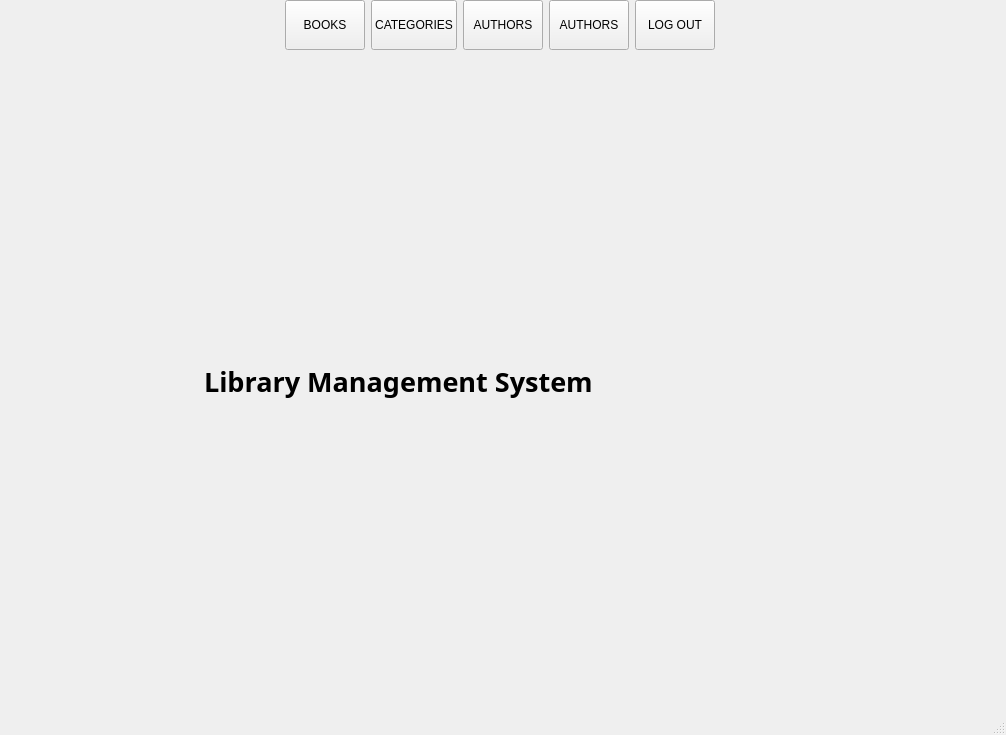
Qt form src/forms/librarymainwindow.ui (yunag/QLibraryManagementSystem) before a commit.
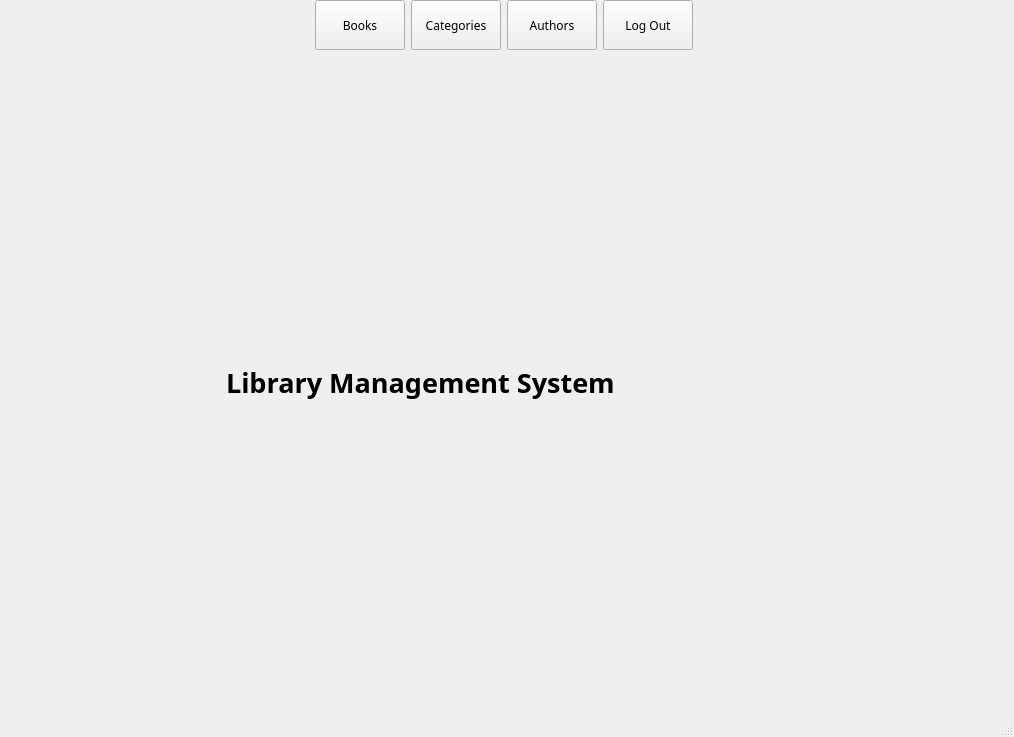
The same form after that commit. Icons and pictures are not drawn. Custom widgets are drawn as their Qt base class.

```diff
--- a/src/forms/librarymainwindow.ui
+++ b/src/forms/librarymainwindow.ui
@@ -6,10 +6,74 @@
    <rect>
     <x>0</x>
     <y>0</y>
-    <width>1006</width>
-    <height>735</height>
+    <width>1014</width>
+    <height>737</height>
    </rect>
   </property>
+  <property name="palette">
+   <palette>
+    <active>
+     <colorrole role="Dark">
+      <brush brushstyle="SolidPattern">
+       <color alpha="255">
+        <red>165</red>
+        <green>165</green>
+        <blue>165</blue>
+       </color>
+      </brush>
+     </colorrole>
+    </active>
+    <inactive>
+     <colorrole role="Dark">
+      <brush brushstyle="SolidPattern">
+       <color alpha="255">
+        <red>165</red>
+        <green>165</green>
+        <blue>165</blue>
+       </color>
+      </brush>
+     </colorrole>
+    </inactive>
+    <disabled>
+     <colorrole role="WindowText">
+      <brush brushstyle="SolidPattern">
+       <color alpha="255">
+        <red>165</red>
+        <green>165</green>
+        <blue>165</blue>
+       </color>
+      </brush>
+     </colorrole>
+     <colorrole role="Dark">
+      <brush brushstyle="SolidPattern">
+       <color alpha="255">
+        <red>165</red>
+        <green>165</green>
+        <blue>165</blue>
+       </color>
+      </brush>
+     </colorrole>
+     <colorrole role="Text">
+      <brush brushstyle="SolidPattern">
+       <color alpha="255">
+        <red>165</red>
+        <green>165</green>
+        <blue>165</blue>
+       </color>
+      </brush>
+     </colorrole>
+     <colorrole role="ButtonText">
+      <brush brushstyle="SolidPattern">
+       <color alpha="255">
+        <red>165</red>
+        <green>165</green>
+        <blue>165</blue>
+       </color>
+      </brush>
+     </colorrole>
+    </disabled>
+   </palette>
+  </property>
   <property name="windowTitle">
    <string>QLibrary</string>
   </property>
@@ -17,10 +81,16 @@
    <iconset resource="../../resources/resource.qrc">
     <normaloff>:/images/LibraryLogo.png</normaloff>:/images/LibraryLogo.png</iconset>
   </property>
+  <property name="styleSheet">
+   <string notr="true"/>
+  </property>
   <property name="tabShape">
    <enum>QTabWidget::Rounded</enum>
   </property>
   <widget class="QWidget" name="centralwidget">
+   <property name="styleSheet">
+    <string notr="true"/>
+   </property>
    <layout class="QHBoxLayout" name="horizontalLayout_2">
     <property name="spacing">
      <number>0</number>
@@ -37,28 +107,6 @@
     <property name="bottomMargin">
      <number>0</number>
     </property>
-    <item>
-     <widget class="LibrarySideMenu" name="sideMenu" native="true">
-      <property name="sizePolicy">
-       <sizepolicy hsizetype="Maximum" vsizetype="Expanding">
-        <horstretch>0</horstretch>
-        <verstretch>0</verstretch>
-       </sizepolicy>
-      </property>
-      <property name="minimumSize">
-       <size>
-        <width>0</width>
-        <height>0</height>
-       </size>
-      </property>
-      <property name="autoFillBackground">
-       <bool>true</bool>
-      </property>
-      <property name="styleSheet">
-       <string notr="true"/>
-      </property>
-     </widget>
-    </item>
     <item>
      <layout class="QVBoxLayout" name="verticalLayout">
       <property name="spacing">
@@ -87,6 +135,9 @@
           <height>0</height>
          </size>
         </property>
+        <property name="styleSheet">
+         <string notr="true"/>
+        </property>
         <layout class="QHBoxLayout" name="horizontalLayout">
          <property name="leftMargin">
           <number>0</number>
@@ -121,8 +172,25 @@
              <verstretch>0</verstretch>
             </sizepolicy>
            </property>
+           <property name="minimumSize">
+            <size>
+             <width>90</width>
+             <height>0</height>
+            </size>
+           </property>
+           <property name="font">
+            <font>
+             <family>Montserrat</family>
+            </font>
+           </property>
            <property name="text">
-            <string>BOOKS</string>
+            <string>Books</string>
+           </property>
+           <property name="checkable">
+            <bool>true</bool>
+           </property>
+           <property name="autoExclusive">
+            <bool>true</bool>
            </property>
           </widget>
          </item>
@@ -134,8 +202,25 @@
              <verstretch>0</verstretch>
             </sizepolicy>
            </property>
+           <property name="minimumSize">
+            <size>
+             <width>90</width>
+             <height>0</height>
+            </size>
+           </property>
+           <property name="font">
+            <font>
+             <family>Montserrat</family>
+            </font>
+           </property>
            <property name="text">
-            <string>CATEGORIES</string>
+            <string>Categories</string>
+           </property>
+           <property name="checkable">
+            <bool>true</bool>
+           </property>
+           <property name="autoExclusive">
+            <bool>true</bool>
            </property>
           </widget>
          </item>
@@ -147,21 +232,25 @@
              <verstretch>0</verstretch>
             </sizepolicy>
            </property>
-           <property name="text">
-            <string>AUTHORS</string>
+           <property name="minimumSize">
+            <size>
+             <width>90</width>
+             <height>0</height>
+            </size>
            </property>
-          </widget>
-         </item>
-         <item>
-          <widget class="QPushButton" name="pushButton_5">
-           <property name="sizePolicy">
-            <sizepolicy hsizetype="Minimum" vsizetype="Expanding">
-             <horstretch>0</horstretch>
-             <verstretch>0</verstretch>
-            </sizepolicy>
+           <property name="font">
+            <font>
+             <family>Montserrat</family>
+            </font>
            </property>
            <property name="text">
-            <string>AUTHORS</string>
+            <string>Authors</string>
+           </property>
+           <property name="checkable">
+            <bool>true</bool>
+           </property>
+           <property name="autoExclusive">
+            <bool>true</bool>
            </property>
           </widget>
          </item>
@@ -173,8 +262,25 @@
              <verstretch>0</verstretch>
             </sizepolicy>
            </property>
+           <property name="minimumSize">
+            <size>
+             <width>90</width>
+             <height>0</height>
+            </size>
+           </property>
+           <property name="font">
+            <font>
+             <family>Montserrat</family>
+            </font>
+           </property>
            <property name="text">
-            <string>LOG OUT</string>
+            <string>Log Out</string>
+           </property>
+           <property name="checkable">
+            <bool>true</bool>
+           </property>
+           <property name="autoExclusive">
+            <bool>true</bool>
            </property>
           </widget>
          </item>
@@ -229,6 +335,23 @@
           </item>
           <item>
            <widget class="QLabel" name="label">
+            <property name="palette">
+             <palette>
+              <active/>
+              <inactive/>
+              <disabled>
+               <colorrole role="WindowText">
+                <brush brushstyle="SolidPattern">
+                 <color alpha="255">
+                  <red>161</red>
+                  <green>161</green>
+                  <blue>161</blue>
+                 </color>
+                </brush>
+               </colorrole>
+              </disabled>
+             </palette>
+            </property>
             <property name="font">
              <font>
               <family>Montserrat</family>
@@ -236,9 +359,15 @@
               <bold>true</bold>
              </font>
             </property>
+            <property name="styleSheet">
+             <string notr="true"/>
+            </property>
             <property name="text">
              <string>Library Management System</string>
             </property>
+            <property name="indent">
+             <number>20</number>
+            </property>
            </widget>
           </item>
           <item>
@@ -267,7 +396,7 @@
     <rect>
      <x>0</x>
      <y>0</y>
-     <width>1006</width>
+     <width>1014</width>
      <height>22</height>
     </rect>
    </property>
@@ -278,14 +407,6 @@
    </property>
   </widget>
  </widget>
- <customwidgets>
-  <customwidget>
-   <class>LibrarySideMenu</class>
-   <extends>QWidget</extends>
-   <header>librarysidemenu.h</header>
-   <container>1</container>
-  </customwidget>
- </customwidgets>
  <resources>
   <include location="../../resources/resource.qrc"/>
  </resources>
```
